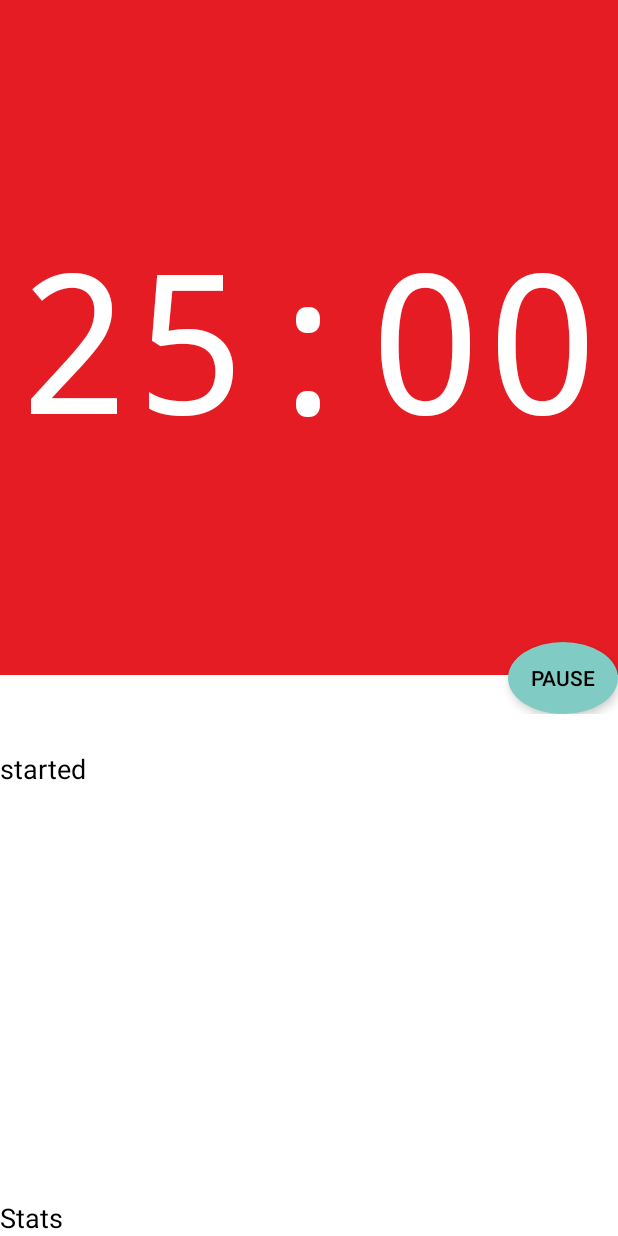
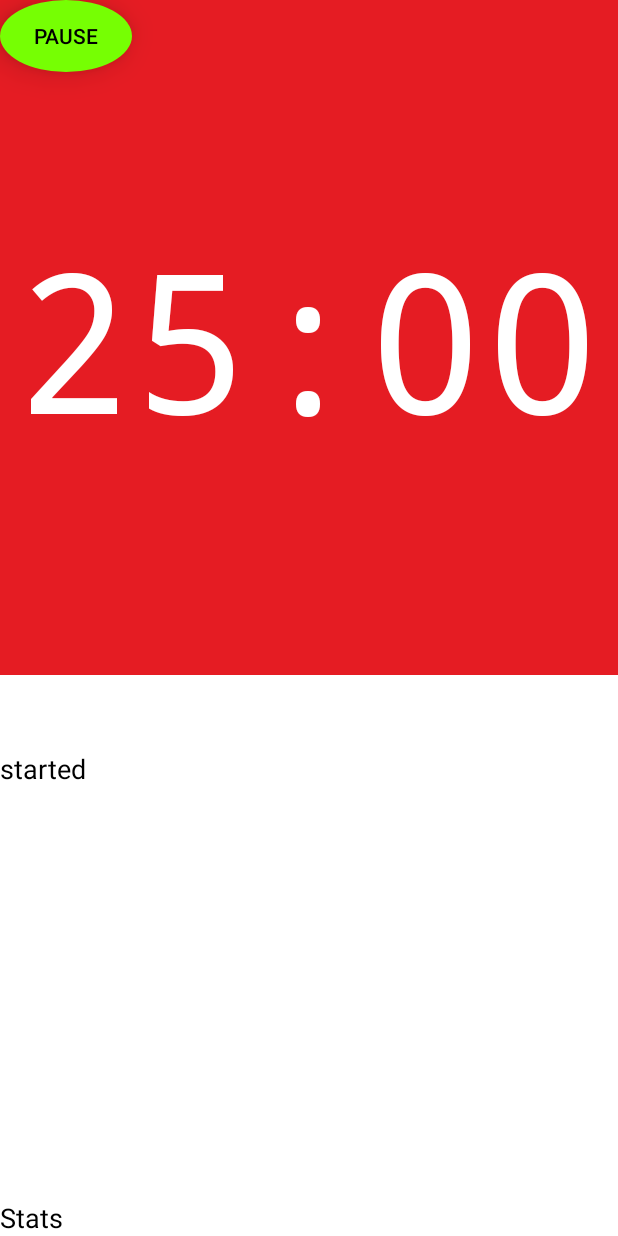
Before and after one commit to DiogoNeves/Pomotivity, an Android app: the screen it shows after launch (MainActivity), after a tap on an icon or button, on a phone screen of 412 x 824 dp. Run offline under Robolectric (Android 15) with nearby library versions, the phone set to English and light mode, and no system bars; pictures from the network do not load; 1 statement that could not run was skipped.

Commit message:
Progressed with the buttons
Still bad though

```diff
--- a/mobile/src/main/java/com/mindfulst/dneves/pomotivity/MainActivity.java
+++ b/mobile/src/main/java/com/mindfulst/dneves/pomotivity/MainActivity.java
@@ -52,6 +52,7 @@ public class MainActivity extends Activity {
     Outline outline = new Outline();
     outline.setOval(0, 0, size, size);
     startButton.setOutline(outline);
+    findViewById(R.id.controls).setClipBounds(null);
 
     startButton.setOnClickListener(mStartButtonListener);
     findViewById(R.id.stop_button).setOnClickListener(mStopButtonListener);
--- a/mobile/src/main/res/drawable-v21/ripple.xml
+++ b/mobile/src/main/res/drawable-v21/ripple.xml
@@ -3,7 +3,7 @@
         android:color="?android:colorControlHighlight">
     <item>
         <shape android:shape="oval">
-            <solid android:color="?android:colorAccent" />
+            <solid android:color="@color/accent" />
         </shape>
     </item>
 </ripple>
--- a/mobile/src/main/res/layout/activity_main.xml
+++ b/mobile/src/main/res/layout-v21/activity_main.xml
@@ -8,10 +8,10 @@
     <FrameLayout
         android:layout_width="fill_parent"
         android:layout_height="fill_parent"
-        android:layout_below="@+id/frameLayout"
+        android:layout_below="@+id/pomodoro_panel"
         android:layout_alignParentStart="false"
         style="@style/info_area"
-        android:id="@+id/frameLayout2">
+        android:id="@+id/info_area">
 
         <TextView
             android:layout_width="wrap_content"
@@ -38,7 +38,7 @@
         android:layout_alignParentTop="false"
         android:layout_marginTop="0dp"
         android:layout_alignParentRight="false"
-        android:id="@+id/frameLayout"
+        android:id="@+id/pomodoro_panel"
         android:layout_alignParentEnd="false"
         android:layout_alignParentStart="false"
         style="@style/pomodoro_panel">
@@ -56,9 +56,9 @@
     </FrameLayout>
 
     <RelativeLayout
-        android:id="@+id/fullscreen_content_controls"
+        android:id="@+id/controls"
         android:layout_width="match_parent"
-        android:layout_height="wrap_content"
+        android:layout_height="match_parent"
         android:layout_gravity="center_horizontal"
         android:orientation="horizontal"
         tools:ignore="UselessParent"
@@ -69,22 +69,19 @@
         android:layout_alignParentBottom="false"
         android:layout_alignParentLeft="false"
         android:layout_alignParentTop="false"
-        android:layout_alignBottom="@+id/frameLayout"
-        android:layout_marginBottom="-26dp">
+        android:layout_alignBottom="@+id/pomodoro_panel"
+        android:layout_marginBottom="-26dp"
+        android:clipChildren="false">
 
         <ImageButton
-            android:layout_width="wrap_content"
-            android:layout_height="wrap_content"
-            android:text="@string/start_button"
+            android:layout_alignParentRight="true"
+            android:layout_alignParentBottom="true"
+            android:layout_gravity="bottom|right"
+            android:layout_marginRight="16dp"
+            android:layout_marginBottom="16dp"
+            android:src="@android:drawable/ic_media_play"
             android:id="@+id/start_button"
-            android:layout_alignParentTop="true"
-            android:layout_alignParentEnd="true"
-            android:layout_marginRight="25dp"
-            android:layout_alignParentStart="false"
-            android:layout_alignParentBottom="false"
-            android:src="@drawable/ic_launcher"
-            style="@style/fab"
-            android:elegantTextHeight="false"/>
+            style="@style/fab"/>
 
         <Button
             android:layout_width="wrap_content"
@@ -104,7 +101,6 @@
             android:id="@+id/pause_button"
             style="@style/fab"
             android:layout_alignParentTop="true"
-            android:layout_alignStart="@+id/start_button"
             android:enabled="true"
             android:visibility="invisible"
             />
@@ -116,7 +112,6 @@
             android:id="@+id/resume_button"
             style="@style/fab"
             android:layout_alignParentTop="true"
-            android:layout_alignStart="@+id/start_button"
             android:visibility="invisible"/>
     </RelativeLayout>
 
--- a/mobile/src/main/res/values/dimens.xml
+++ b/mobile/src/main/res/values/dimens.xml
@@ -4,6 +4,6 @@
     <dimen name="pomodoro_panel_elevation">4dp</dimen>
 
     <dimen name="fab_size">56dp</dimen>
-    <dimen name="button_elevation">2dp</dimen>
+    <dimen name="button_elevation">6dp</dimen>
     <dimen name="button_press_elevation">4dp</dimen>
 </resources>
```
